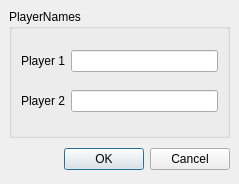
This is src/namedialog.ui in KDE/lskat as Qt 5 draws it before an edit. The edited form follows.
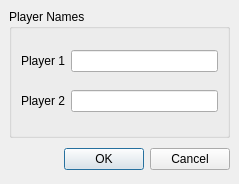
This is the edited form.

Commit message: i guess a space was wanted here

Patch:
```diff
--- a/src/namedialog.ui
+++ b/src/namedialog.ui
@@ -25,7 +25,7 @@
    <item>
     <widget class="QGroupBox" name="groupBox" >
      <property name="title" >
-      <string>PlayerNames</string>
+      <string>Player Names</string>
      </property>
      <layout class="QGridLayout" >
       <property name="margin" >
```
